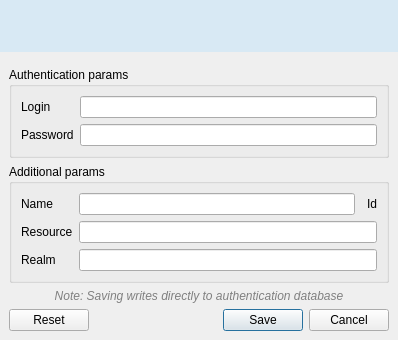
Qt form src/nextgis_connect/ngw_connection/auth_config_edit_dialog.ui (nextgis/nextgis_connect) before a commit.
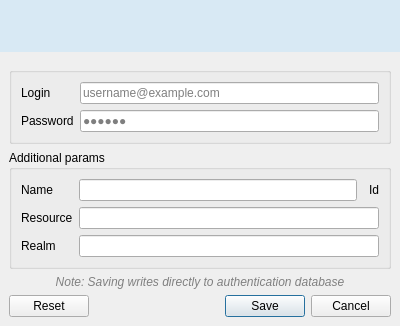
The same form after that commit. Custom widgets are drawn as their Qt base class.

What changed in the file:
```diff
--- a/src/nextgis_connect/ngw_connection/auth_config_edit_dialog.ui
+++ b/src/nextgis_connect/ngw_connection/auth_config_edit_dialog.ui
@@ -6,7 +6,7 @@
    <rect>
     <x>0</x>
     <y>0</y>
-    <width>398</width>
+    <width>400</width>
     <height>265</height>
    </rect>
   </property>
@@ -73,7 +73,7 @@
       <item>
        <widget class="QGroupBox" name="auth_params_groupbox">
         <property name="title">
-         <string>Authentication params</string>
+         <string/>
         </property>
         <layout class="QFormLayout" name="formLayout">
          <item row="0" column="0">
@@ -84,7 +84,11 @@
           </widget>
          </item>
          <item row="1" column="1">
-          <widget class="QgsPasswordLineEdit" name="password_lineedit"/>
+          <widget class="QgsPasswordLineEdit" name="password_lineedit">
+           <property name="placeholderText">
+            <string>●●●●●●</string>
+           </property>
+          </widget>
          </item>
          <item row="1" column="0">
           <widget class="QLabel" name="password_label">
@@ -94,7 +98,11 @@
           </widget>
          </item>
          <item row="0" column="1">
-          <widget class="QLineEdit" name="username_lineedit"/>
+          <widget class="QLineEdit" name="username_lineedit">
+           <property name="placeholderText">
+            <string>username@example.com</string>
+           </property>
+          </widget>
          </item>
         </layout>
        </widget>
```
Left out of the diff: 2 changed lines with no effect on the pictures.
